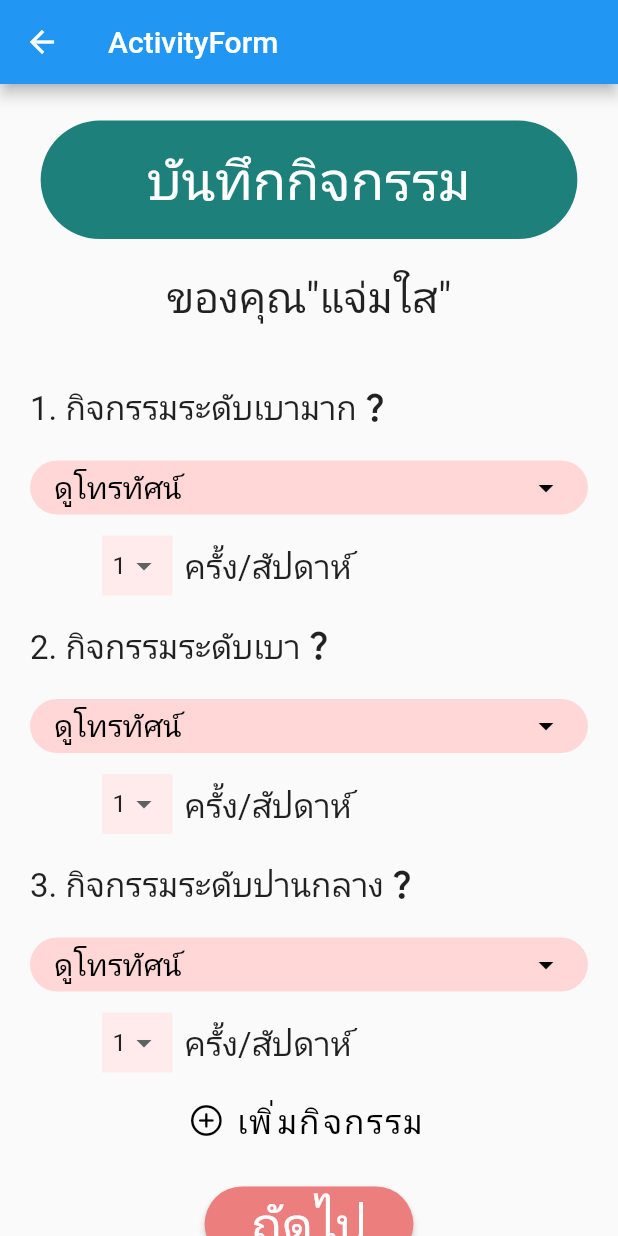
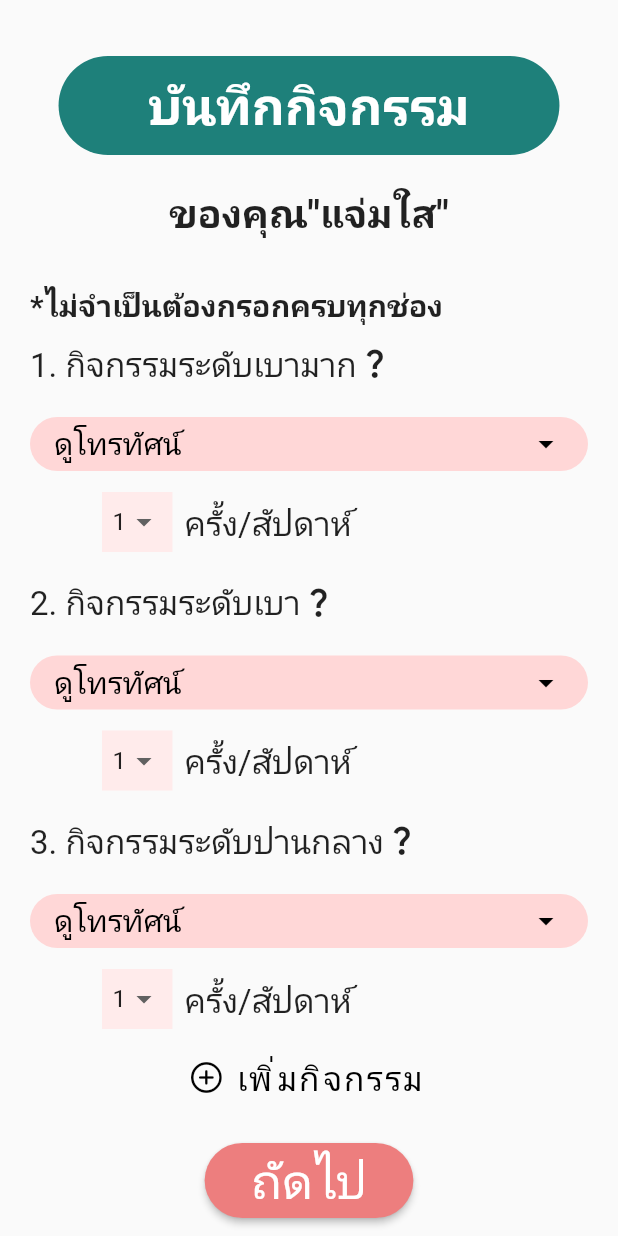
Before and after one commit to AINutritionProject/KinDeeUDee, a Flutter app: the ActivityForm screen opened directly, on a phone screen of 412 x 824 dp. Run offline on Flutter 3.47's test engine with Material 2 defaults, Android fonts, the phone set to English and light mode, and no system bars; our stand-ins replace camera, cloud_firestore, csv, dotted_border, firebase_auth, firebase_core and 6 more; missing offline and left inert: dart:ffi; accounts and stored records are empty.

Commit message:
edit font and button

```diff
--- a/lib/pages/information/activity_form.dart
+++ b/lib/pages/information/activity_form.dart
@@ -18,8 +18,8 @@ class _ActivityFormState extends State<ActivityForm> {
   @override
   Widget build(BuildContext context) {
     return Scaffold(
-      appBar: AppBar(title: const Text("ActivityForm")),
-      body: LayoutBuilder(
+      body: SafeArea(
+        child: LayoutBuilder(
             builder: (BuildContext context, BoxConstraints constraints) {
           return SingleChildScrollView(
             child: ConstrainedBox(
@@ -33,6 +33,7 @@ class _ActivityFormState extends State<ActivityForm> {
             ),
           );
         }),
+      ),
     );
   }
 }
@@ -69,6 +70,13 @@ class _ActivityFormBodyState extends State<ActivityFormBody> {
       padding: const EdgeInsets.all(20),
       child: Column(
         children: [
+          Container(
+            width: double.infinity,
+            child: const Text(
+              "*ไม่จำเป็นต้องกรอกครบทุกช่อง",
+              style: TextStyle(fontSize: 20, fontWeight: FontWeight.w700),
+            ),
+          ),
           ActivityDisplay(
             title: "1. กิจกรรมระดับเบามาก",
             nameColor: const Color(0xFFFFD7D7),
@@ -340,10 +348,13 @@ class ActivityFormHeader extends StatelessWidget {
                     ),
                     child: const Padding(
                       padding:
-                          EdgeInsets.symmetric(vertical: 15, horizontal: 71),
+                          EdgeInsets.symmetric(vertical: 10, horizontal: 60),
                       child: Text(
                         "บันทึกกิจกรรม",
-                        style: TextStyle(color: Colors.white, fontSize: 36),
+                        style: TextStyle(
+                            color: Colors.white,
+                            fontSize: 34,
+                            fontWeight: FontWeight.w700),
                       ),
                     ),
                   ),
@@ -353,7 +364,7 @@ class ActivityFormHeader extends StatelessWidget {
                 child: Center(
                     child: Text(
                   "ของคุณ\"แจ่มใส\"",
-                  style: TextStyle(fontSize: 28),
+                  style: TextStyle(fontSize: 26, fontWeight: FontWeight.w700),
                 ))),
           ],
         ));
```
Lines whose indentation alone changed are shown as unchanged.
